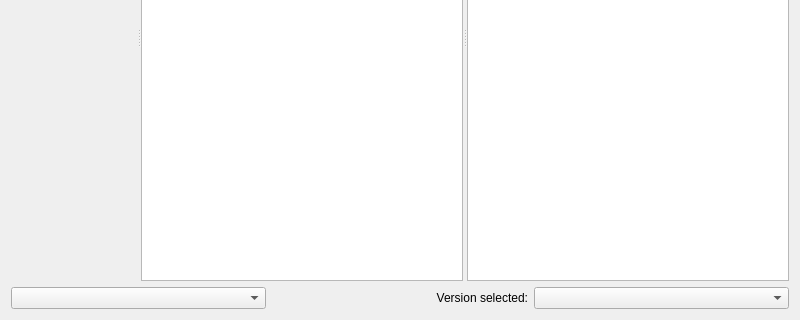
First picture: the form in launcher/ui/pages/modplatform/flame/FlamePage.ui, repository Jom3a-J/J-Launcher-Minecraft, before the edit; both pictures show x 0 to 800 and y 280 to 600 of the 800 by 600 pixel window.
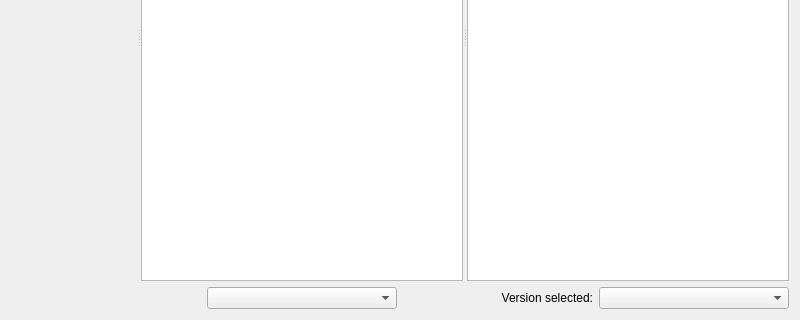
Second picture: the form after the edit. Custom widgets are drawn as their Qt base class.

Commit message: Harden modpack server creation

```diff
--- a/launcher/ui/pages/modplatform/flame/FlamePage.ui
+++ b/launcher/ui/pages/modplatform/flame/FlamePage.ui
@@ -88,6 +88,11 @@
    </item>
    <item>
     <layout class="QHBoxLayout">
+     <item>
+      <widget class="QLabel" name="serverCompatibilityLabel">
+       <property name="text"><string/></property>
+      </widget>
+     </item>
      <item>
       <widget class="QComboBox" name="sortByBox"/>
      </item>
```
Lines whose indentation alone changed are shown as unchanged. The commit also changes 45 other files.
